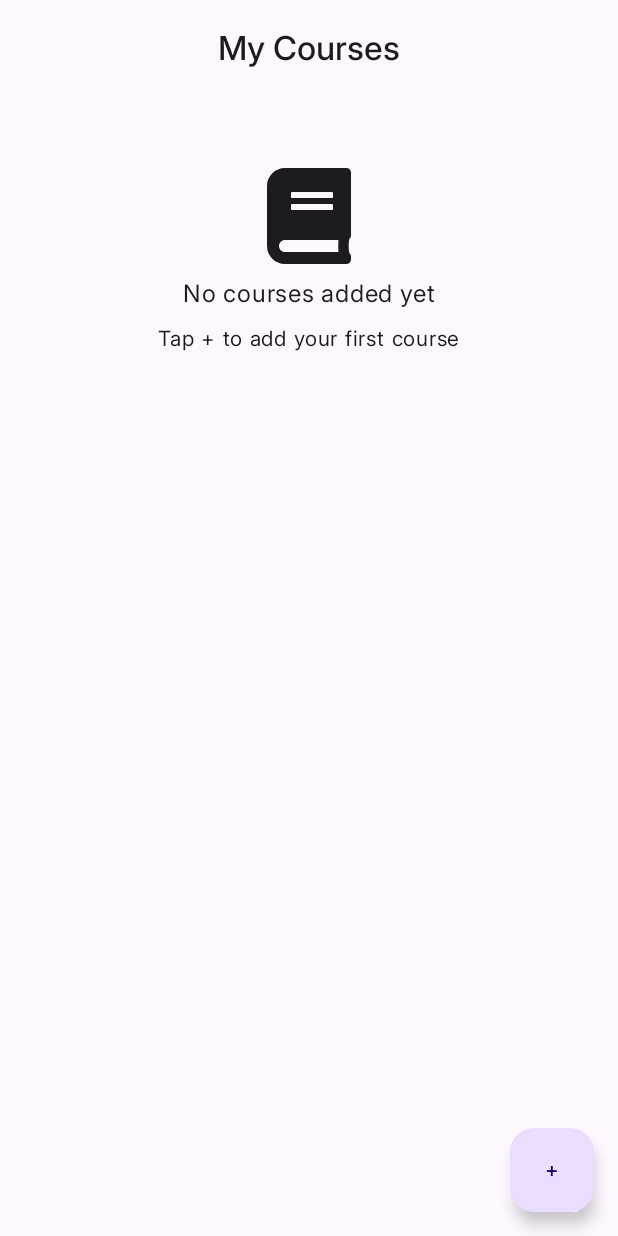
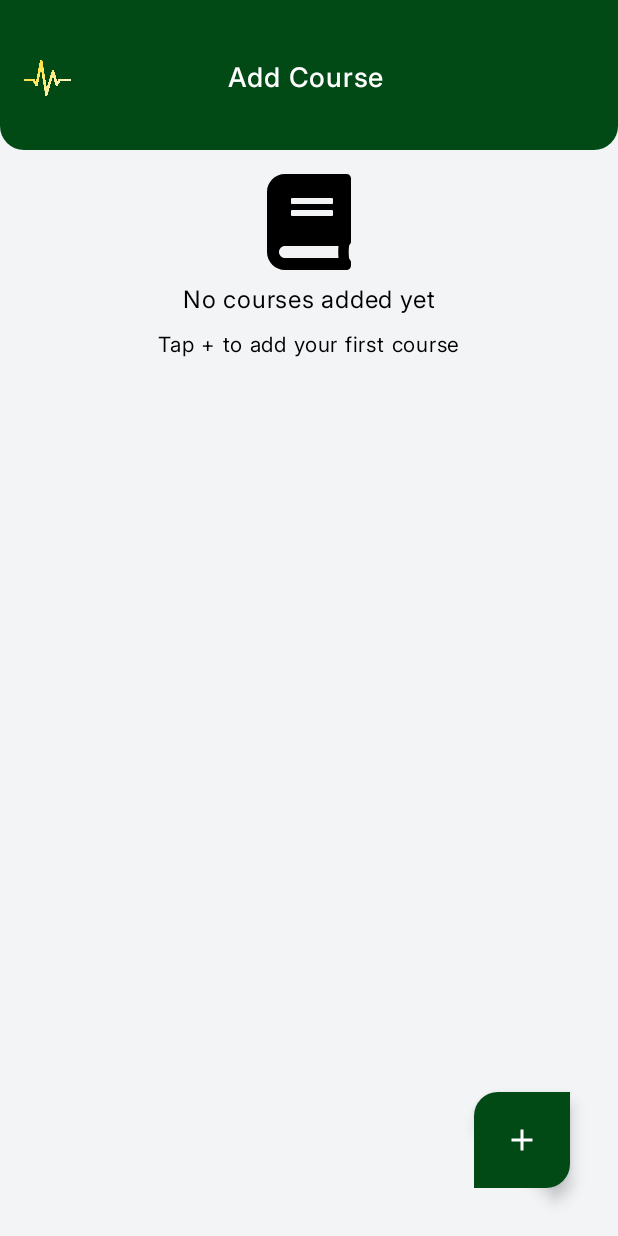
Before and after one commit to Stillswarm/StudyPulse, an Android app built with Jetpack Compose: the CoursesScreen screen opened through its navigation route, on a phone screen of 412 x 824 dp. Run offline under Robolectric (Android 15) with nearby library versions, the phone set to English and light mode, and no system bars; our stand-ins replace Firebase (no records; nobody signed in at launch, a user with empty details on screens opened directly).

```diff
--- a/app/src/main/java/com/studypulse/app/common/ui/components/AppTopBar.kt
+++ b/app/src/main/java/com/studypulse/app/common/ui/components/AppTopBar.kt
@@ -61,7 +61,7 @@ fun AppTopBar(
                 painter = painterResource(id = navigationIcon),
                 contentDescription = "nav icon",
                 modifier = Modifier
-                    .size(36.dp)
+                    .size(32.dp)
                     .noRippleClickable { onNavigationClick() }
                     .gradientFill(foregroundGradient),
                 tint = titleColor
--- a/app/src/main/java/com/studypulse/app/feat/attendance/courses/presentation/course/CoursesScreen.kt
+++ b/app/src/main/java/com/studypulse/app/feat/attendance/courses/presentation/course/CoursesScreen.kt
@@ -9,29 +9,38 @@ import androidx.compose.foundation.layout.Row
 import androidx.compose.foundation.layout.fillMaxSize
 import androidx.compose.foundation.layout.fillMaxWidth
 import androidx.compose.foundation.layout.padding
+import androidx.compose.foundation.layout.size
+import androidx.compose.foundation.rememberScrollState
 import androidx.compose.foundation.shape.RoundedCornerShape
+import androidx.compose.foundation.verticalScroll
 import androidx.compose.material.icons.Icons
 import androidx.compose.material.icons.automirrored.filled.KeyboardArrowRight
-import androidx.compose.material3.CenterAlignedTopAppBar
+import androidx.compose.material.icons.filled.Add
 import androidx.compose.material3.CircularProgressIndicator
 import androidx.compose.material3.ExperimentalMaterial3Api
 import androidx.compose.material3.FloatingActionButton
 import androidx.compose.material3.Icon
-import androidx.compose.material3.Scaffold
 import androidx.compose.material3.Text
 import androidx.compose.runtime.Composable
 import androidx.compose.runtime.LaunchedEffect
+import androidx.compose.runtime.rememberCoroutineScope
 import androidx.compose.ui.Alignment
 import androidx.compose.ui.Modifier
 import androidx.compose.ui.draw.clip
+import androidx.compose.ui.graphics.Brush
 import androidx.compose.ui.graphics.Color
 import androidx.compose.ui.res.painterResource
 import androidx.compose.ui.unit.dp
 import androidx.compose.ui.unit.sp
 import androidx.lifecycle.compose.collectAsStateWithLifecycle
+import com.studypulse.app.NavigationDrawerController
 import com.studypulse.app.R
+import com.studypulse.app.common.ui.components.AppTopBar
 import com.studypulse.app.common.ui.modifier.noRippleClickable
 import com.studypulse.app.feat.attendance.courses.domain.model.Course
+import com.studypulse.app.ui.theme.Gold
+import com.studypulse.app.ui.theme.GreenDark
+import kotlinx.coroutines.launch
 import org.koin.androidx.compose.koinViewModel
 
 @OptIn(ExperimentalMaterial3Api::class)
@@ -40,7 +49,7 @@ fun CoursesScreen(
     onAddNewCourse: () -> Unit,
     onCourseDetails: (String) -> Unit,
     modifier: Modifier = Modifier,
-    viewModel: CoursesScreenViewModel = koinViewModel()
+    viewModel: CoursesScreenViewModel = koinViewModel(),
 ) {
 
     LaunchedEffect(Unit) {
@@ -48,25 +57,12 @@ fun CoursesScreen(
     }
 
     val state = viewModel.state.collectAsStateWithLifecycle()
-    Scaffold(
-        modifier = modifier,
-        topBar = {
-            CenterAlignedTopAppBar(
-                title = { Text("My Courses") },
-            )
-        },
-        floatingActionButton = {
-            FloatingActionButton(
-                onClick = { onAddNewCourse() }
-            ) {
-                Text("+")
-            }
-        },
-    ) { innerPadding ->
+    val scope = rememberCoroutineScope()
 
     Box(
-            modifier = Modifier.padding(innerPadding).padding(horizontal = 16.dp),
+        modifier = modifier.fillMaxSize(),
     ) {
+
         if (state.value.isLoading) {
             Box(
                 modifier = Modifier.fillMaxSize(),
@@ -74,11 +70,13 @@ fun CoursesScreen(
             ) {
                 CircularProgressIndicator()
             }
+
         } else if (state.value.courses.isEmpty()) {
             Column(
                 modifier = Modifier
                     .fillMaxWidth()
-                        .padding(vertical = 48.dp),
+                    .padding(16.dp)
+                    .padding(top = 100.dp), // to account for the top bar
                 horizontalAlignment = Alignment.CenterHorizontally,
                 verticalArrangement = Arrangement.spacedBy(8.dp)
             ) {
@@ -99,14 +97,52 @@ fun CoursesScreen(
                     lineHeight = 20.sp
                 )
             }
+
         } else {
-                Column(verticalArrangement = Arrangement.spacedBy(8.dp)) {
+            Column(
+                modifier = Modifier
+                    .fillMaxSize()
+                    .padding(16.dp)
+                    .padding(top = 100.dp)
+                    .verticalScroll(rememberScrollState()),
+                verticalArrangement = Arrangement.spacedBy(8.dp)
+            ) {
                 state.value.courses.forEach { course ->
                     CourseItem(onCourseDetails, course)
                     Log.d("CourseItem", "Course: ${course.id}")
                 }
             }
         }
+
+        AppTopBar(
+            backgroundColor = GreenDark,
+            title = "Add Course",
+            titleColor = Color.White,
+            navigationIcon = R.drawable.logo_pulse,
+            onNavigationClick = { scope.launch { NavigationDrawerController.toggle() } },
+            foregroundGradient = Brush.linearGradient(
+                colorStops = arrayOf(
+                    Pair(0f, Gold),
+                    Pair(25f, Color.White)
+                )
+            ),
+            actionIcon = null,
+            onActionClick = null,
+            modifier = Modifier.align(Alignment.TopCenter)
+        )
+
+        FloatingActionButton(
+            onClick = { onAddNewCourse() },
+            modifier = Modifier.align(Alignment.BottomEnd)
+                .padding(32.dp).size(64.dp),
+            shape = RoundedCornerShape(16.dp, 0.dp, 16.dp, 0.dp),
+            containerColor = GreenDark,
+        ) {
+            Icon(
+                imageVector = Icons.Default.Add,
+                contentDescription = null,
+                tint = Color.White
+            )
         }
     }
 }
@@ -115,17 +151,19 @@ fun CoursesScreen(
 fun CourseItem(
     onCourseDetails: (String) -> Unit,
     course: Course,
-    modifier: Modifier = Modifier
+    modifier: Modifier = Modifier,
 ) {
     Box(
         modifier = modifier
             .fillMaxWidth()
             .clip(RoundedCornerShape(8.dp))
-            .border(1.dp, Color.LightGray, RoundedCornerShape(8.dp))
+            .border(1.dp, GreenDark, RoundedCornerShape(8.dp))
             .noRippleClickable { onCourseDetails(course.id) }
     ) {
         Row(
-            modifier = Modifier.fillMaxWidth().padding(17.dp),
+            modifier = Modifier
+                .fillMaxWidth()
+                .padding(17.dp),
             verticalAlignment = Alignment.CenterVertically,
             horizontalArrangement = Arrangement.SpaceBetween
         ) {
--- a/app/src/main/java/com/studypulse/app/feat/attendance/nav/AttendanceNavGraph.kt
+++ b/app/src/main/java/com/studypulse/app/feat/attendance/nav/AttendanceNavGraph.kt
@@ -69,7 +69,9 @@ fun NavGraphBuilder.attendanceGraph(navController: NavController) {
     }
 
     composable<Route.AttendanceCalendarRoute> {
-        AttendanceCalendarScreen()
+        AttendanceCalendarScreen(
+            navigateUp = { navController.navigateUp() }
+        )
     }
 
     composable<Route.AttendanceRoute> {
```
Also changed, not shown: app/src/main/java/com/studypulse/app/feat/attendance/attendance/data/FirebaseAttendanceRepositoryImpl.kt (+5 -4 lines), app/src/main/java/com/studypulse/app/feat/attendance/calender/ui/AttendanceCalendarScreen.kt (+16 -21 lines), app/src/main/java/com/studypulse/app/feat/attendance/calender/ui/AttendanceCalendarScreenViewModel.kt (+15 -1 lines), app/src/main/java/com/studypulse/app/feat/attendance/calender/ui/components/AttendanceCalendar.kt (+20 -11 lines), app/src/main/java/com/studypulse/app/feat/attendance/calender/ui/components/DayCoursesBottomSheetContent.kt (+90 -28 lines), app/src/main/java/com/studypulse/app/feat/semester/data/FirebaseSemesterSummaryRepositoryImpl.kt (+9 -3 lines). Lines whose indentation alone changed are shown as unchanged.
